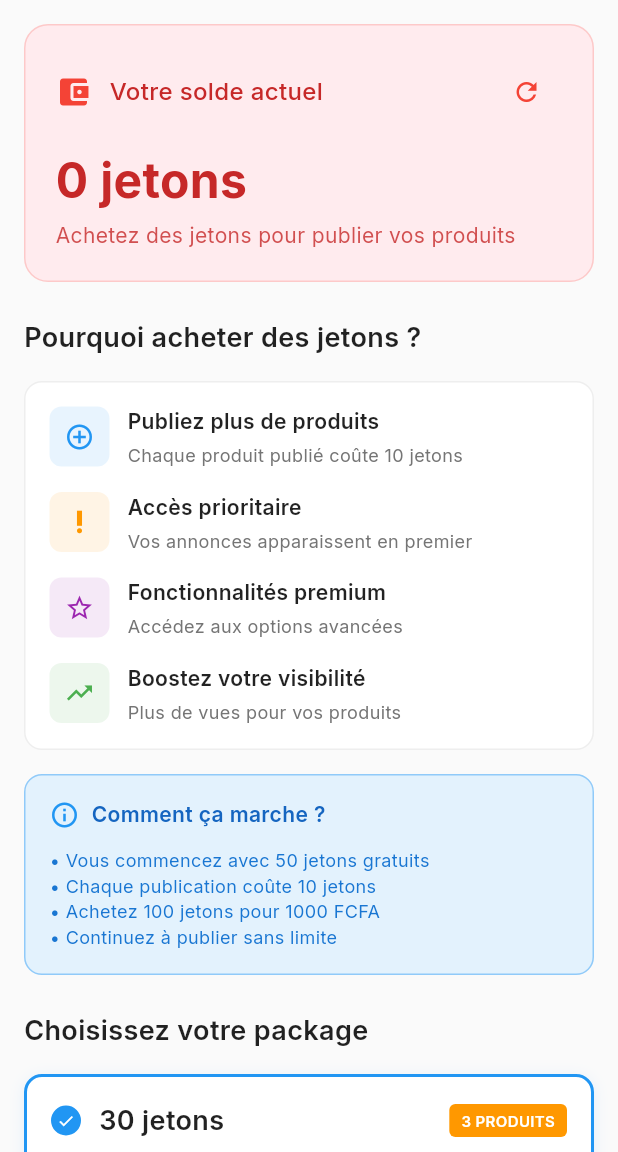
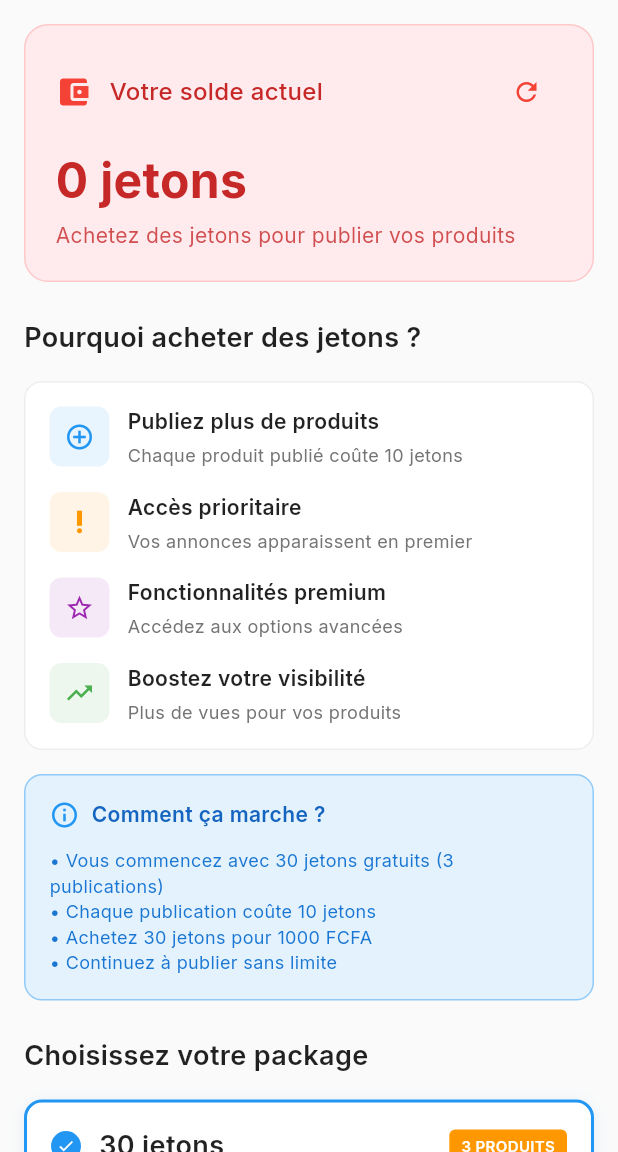
Before and after one commit to maarley11/wetio, a Flutter app: the TokenPurchaseScreen screen opened by its route, on a phone screen of 412 x 824 dp, the part 84-1236 px from its top. Run offline on Flutter 3.47's test engine with Material 3 defaults, Android fonts, the phone set to English and light mode, and no system bars; our stand-ins replace cached_network_image, camera, connectivity_plus, dio, fl_chart, flutter_svg and 8 more; missing offline and left inert: flutter_stripe, onesignal_flutter, universal_html; accounts and stored records are empty; network calls fail.

Commit message:
Fix: Update token economy explanation to 30 free starting tokens

```diff
--- a/lib/presentation/token_purchase_screen/widgets/token_benefits_section.dart
+++ b/lib/presentation/token_purchase_screen/widgets/token_benefits_section.dart
@@ -88,9 +88,9 @@ class TokenBenefitsSection extends StatelessWidget {
               ),
               SizedBox(height: 12),
               Text(
-                '• Vous commencez avec 50 jetons gratuits\n'
+                '• Vous commencez avec 30 jetons gratuits (3 publications)\n'
                 '• Chaque publication coûte 10 jetons\n'
-                '• Achetez 100 jetons pour 1000 FCFA\n'
+                '• Achetez 30 jetons pour 1000 FCFA\n'
                 '• Continuez à publier sans limite',
                 style: GoogleFonts.inter(
                   fontSize: 12,
--- a/pubspec.yaml
+++ b/pubspec.yaml
@@ -1,7 +1,7 @@
 name: wetio
 description: A new Flutter project.
 publish_to: none
-version: 1.0.0+9
+version: 1.0.0+10
 
 environment:
   sdk: ^3.6.0
```
